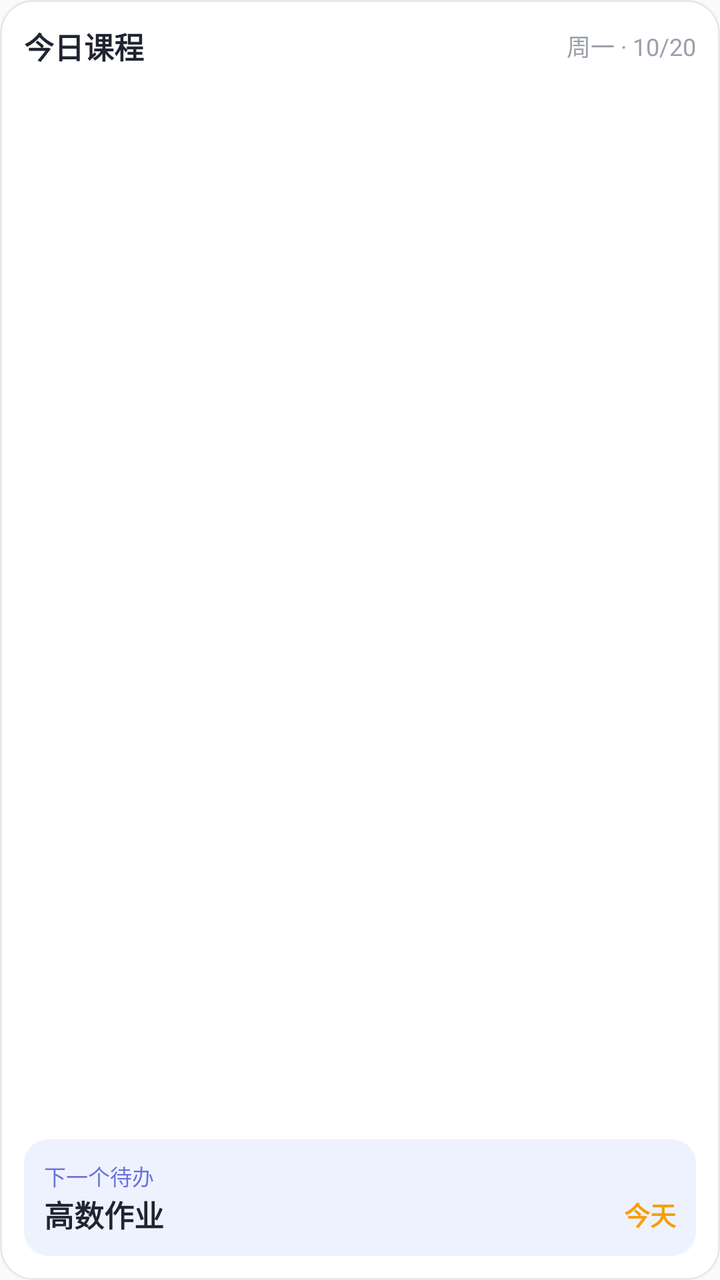
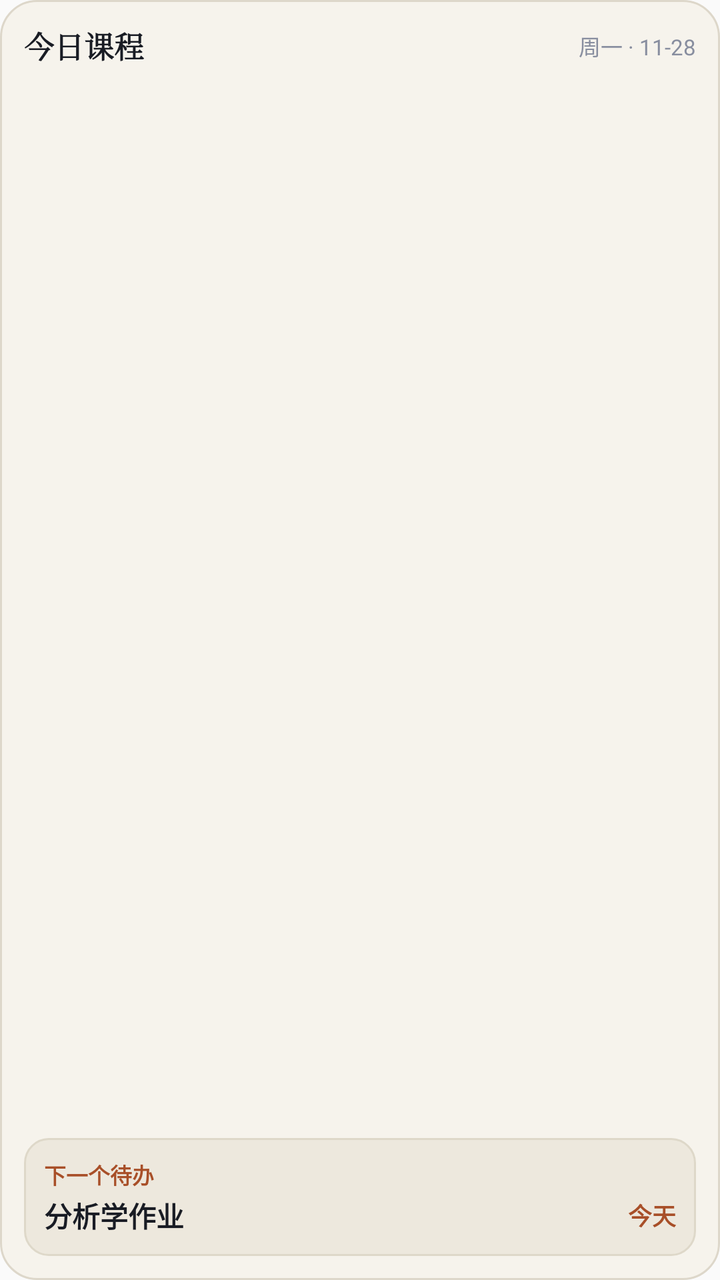

Before-and-after screenshots of an Android layout around one commit, followed by the original layout XML and the change that was made.
<!-- AndroidManifest.xml: application theme AppTheme -->
<!-- res/layout/widget_layout.xml -->
<?xml version="1.0" encoding="utf-8"?>
<FrameLayout xmlns:android="http://schemas.android.com/apk/res/android"
    android:id="@+id/widget_root"
    android:layout_width="match_parent"
    android:layout_height="match_parent"
    android:background="@drawable/widget_bg"
    android:padding="12dp">

    <LinearLayout
        android:layout_width="match_parent"
        android:layout_height="match_parent"
        android:orientation="vertical">

        
        <LinearLayout
            android:layout_width="match_parent"
            android:layout_height="wrap_content"
            android:gravity="center_vertical"
            android:orientation="horizontal"
            android:paddingBottom="6dp">

            <TextView
                android:id="@+id/widget_title"
                android:layout_width="0dp"
                android:layout_height="wrap_content"
                android:layout_weight="1"
                android:text="今日课程"
                android:textColor="#1f2430"
                android:textSize="15sp"
                android:textStyle="bold" />

            <TextView
                android:id="@+id/widget_date"
                android:layout_width="wrap_content"
                android:layout_height="wrap_content"
                android:text="周一 · 10/20"
                android:textColor="#9aa0aa"
                android:textSize="12sp" />
        </LinearLayout>

        
        <ListView
            android:id="@+id/widget_list"
            android:layout_width="match_parent"
            android:layout_height="0dp"
            android:layout_weight="1"
            android:divider="@null"
            android:scrollbars="none" />

        <TextView
            android:id="@+id/widget_empty"
            android:layout_width="match_parent"
            android:layout_height="0dp"
            android:layout_weight="1"
            android:gravity="center"
            android:text="今天没有课"
            android:textColor="#9aa0aa"
            android:textSize="13sp"
            android:visibility="gone" />

        
        <LinearLayout
            android:layout_width="match_parent"
            android:layout_height="wrap_content"
            android:layout_marginTop="6dp"
            android:background="@drawable/widget_todo_bg"
            android:orientation="vertical"
            android:padding="10dp">

            <TextView
                android:id="@+id/todo_label"
                android:layout_width="wrap_content"
                android:layout_height="wrap_content"
                android:text="下一个待办"
                android:textColor="#6b73d8"
                android:textSize="11sp" />

            <LinearLayout
                android:layout_width="match_parent"
                android:layout_height="wrap_content"
                android:gravity="center_vertical"
                android:orientation="horizontal">

                <TextView
                    android:id="@+id/todo_title"
                    android:layout_width="0dp"
                    android:layout_height="wrap_content"
                    android:layout_weight="1"
                    android:ellipsize="end"
                    android:singleLine="true"
                    android:text="高数作业"
                    android:textColor="#1f2430"
                    android:textSize="15sp"
                    android:textStyle="bold" />

                <TextView
                    android:id="@+id/todo_remain"
                    android:layout_width="wrap_content"
                    android:layout_height="wrap_content"
                    android:text="今天"
                    android:textColor="#f59e0b"
                    android:textSize="13sp"
                    android:textStyle="bold" />
            </LinearLayout>
        </LinearLayout>

    </LinearLayout>
</FrameLayout>
<!-- resources referenced by this layout -->
<resources>
  <!-- drawable widget_bg (drawable) -->
  <?xml version="1.0" encoding="utf-8"?>
  <shape xmlns:android="http://schemas.android.com/apk/res/android"
      android:shape="rectangle">
      <solid android:color="#ffffff" />
      <corners android:radius="16dp" />
      <stroke
          android:width="1dp"
          android:color="#e6e8ec" />
  </shape>
  <!-- drawable widget_todo_bg (drawable) -->
  <?xml version="1.0" encoding="utf-8"?>
  <shape xmlns:android="http://schemas.android.com/apk/res/android"
      android:shape="rectangle">
      <solid android:color="#eef2ff" />
      <corners android:radius="12dp" />
  </shape>
  <style name="AppTheme" parent="Theme.AppCompat.Light.DarkActionBar">
          
          <item name="colorPrimary">@color/colorPrimary</item>
          <item name="colorPrimaryDark">@color/colorPrimaryDark</item>
          <item name="colorAccent">@color/colorAccent</item>
      </style>
</resources>

<!-- the commit's change to res/layout/widget_layout.xml (unified diff, before → after) -->
@@ -24,8 +24,11 @@
                 android:layout_width="0dp"
                 android:layout_height="wrap_content"
                 android:layout_weight="1"
+                android:ellipsize="end"
+                android:fontFamily="serif"
+                android:singleLine="true"
                 android:text="今日课程"
-                android:textColor="#1f2430"
+                android:textColor="@color/widget_ink"
                 android:textSize="15sp"
                 android:textStyle="bold" />
 
@@ -33,9 +36,12 @@
                 android:id="@+id/widget_date"
                 android:layout_width="wrap_content"
                 android:layout_height="wrap_content"
-                android:text="周一 · 10/20"
-                android:textColor="#9aa0aa"
-                android:textSize="12sp" />
+                android:fontFeatureSettings="tnum"
+                android:paddingStart="6dp"
+                android:singleLine="true"
+                android:text="周一 · 11-28"
+                android:textColor="@color/widget_ink_faint"
+                android:textSize="11sp" />
         </LinearLayout>
 
         
@@ -54,7 +60,7 @@
             android:layout_weight="1"
             android:gravity="center"
             android:text="今天没有课"
-            android:textColor="#9aa0aa"
+            android:textColor="@color/widget_ink_faint"
             android:textSize="13sp"
             android:visibility="gone" />
 
@@ -72,12 +78,14 @@
                 android:layout_width="wrap_content"
                 android:layout_height="wrap_content"
                 android:text="下一个待办"
-                android:textColor="#6b73d8"
-                android:textSize="11sp" />
+                android:textColor="@color/widget_due"
+                android:textSize="11sp"
+                android:textStyle="bold" />
 
             <LinearLayout
                 android:layout_width="match_parent"
                 android:layout_height="wrap_content"
+                android:layout_marginTop="2dp"
                 android:gravity="center_vertical"
                 android:orientation="horizontal">
 
@@ -88,18 +96,20 @@
                     android:layout_weight="1"
                     android:ellipsize="end"
                     android:singleLine="true"
-                    android:text="高数作业"
-                    android:textColor="#1f2430"
-                    android:textSize="15sp"
+                    android:text="分析学作业"
+                    android:textColor="@color/widget_ink"
+                    android:textSize="14sp"
                     android:textStyle="bold" />
 
                 <TextView
                     android:id="@+id/todo_remain"
                     android:layout_width="wrap_content"
                     android:layout_height="wrap_content"
+                    android:fontFeatureSettings="tnum"
+                    android:paddingStart="6dp"
                     android:text="今天"
-                    android:textColor="#f59e0b"
-                    android:textSize="13sp"
+                    android:textColor="@color/widget_due"
+                    android:textSize="12sp"
                     android:textStyle="bold" />
             </LinearLayout>
         </LinearLayout>
<!-- resource entries referenced after the edit -->
@@ -1,21 +1,27 @@
 <!-- resources referenced by this layout -->
 <resources>
+  <color name="widget_due">#A84F28</color>
+  <color name="widget_ink">#191C24</color>
+  <color name="widget_ink_faint">#888E9F</color>
   <!-- drawable widget_bg (drawable) -->
   <?xml version="1.0" encoding="utf-8"?>
   <shape xmlns:android="http://schemas.android.com/apk/res/android"
       android:shape="rectangle">
-      <solid android:color="#ffffff" />
-      <corners android:radius="16dp" />
+      <solid android:color="@color/widget_surface" />
+      <corners android:radius="18dp" />
       <stroke
           android:width="1dp"
-          android:color="#e6e8ec" />
+          android:color="@color/widget_stroke" />
   </shape>
   <!-- drawable widget_todo_bg (drawable) -->
   <?xml version="1.0" encoding="utf-8"?>
   <shape xmlns:android="http://schemas.android.com/apk/res/android"
       android:shape="rectangle">
-      <solid android:color="#eef2ff" />
+      <solid android:color="@color/widget_todo_bg" />
       <corners android:radius="12dp" />
+      <stroke
+          android:width="1dp"
+          android:color="@color/widget_todo_stroke" />
   </shape>
   <style name="AppTheme" parent="Theme.AppCompat.Light.DarkActionBar">
           
@@ -23,5 +29,9 @@
           <item name="colorPrimaryDark">@color/colorPrimaryDark</item>
           <item name="colorAccent">@color/colorAccent</item>
       </style>
+  <color name="widget_surface">#F6F3EC</color>
+  <color name="widget_stroke">#DDD7CA</color>
+  <color name="widget_todo_bg">#EDE8DD</color>
+  <color name="widget_todo_stroke">#DED8C9</color>
 </resources>
 
